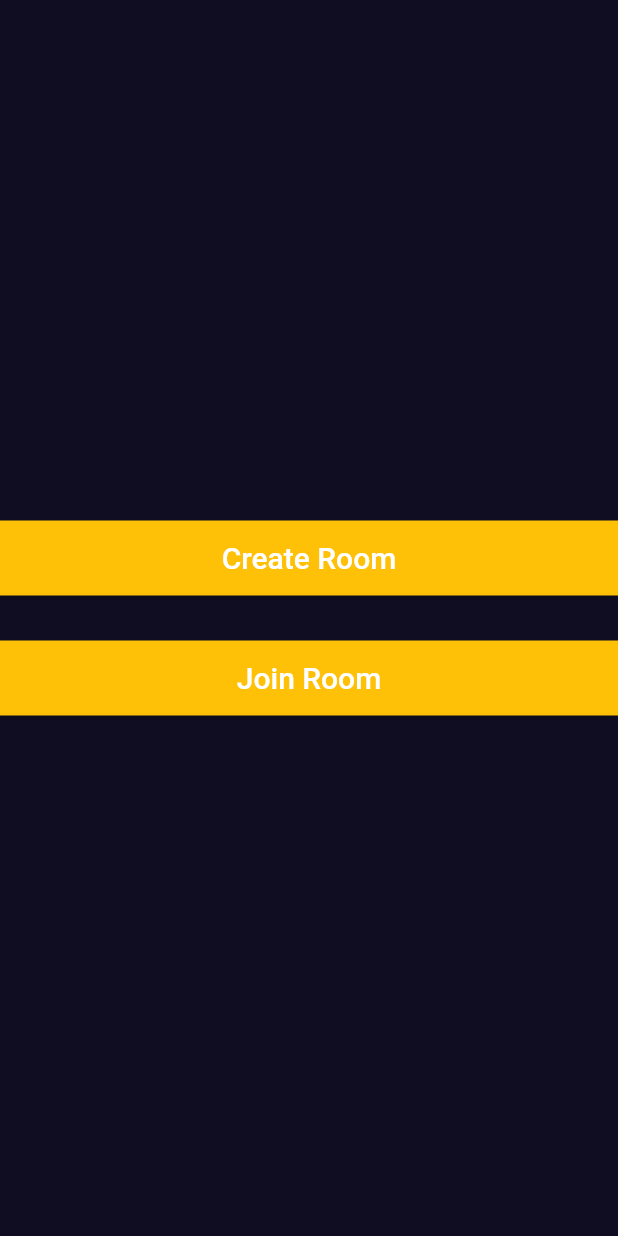
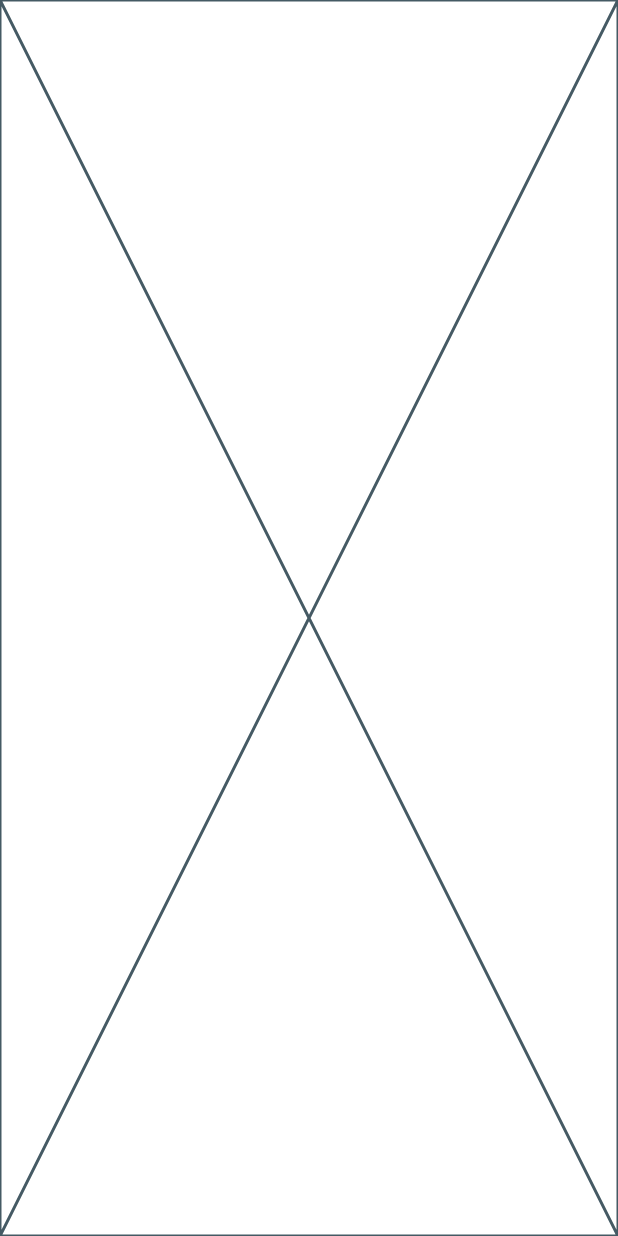
Before and after one commit to Thiruvikraman1998/Multiplayer_tictactoe_game, a Flutter app: the screen it shows after launch, after a tap on "Create Room", on a phone screen of 412 x 824 dp. Run offline on Flutter 3.47's test engine with Material 2 defaults, Android fonts, the phone set to English and light mode, and no system bars.

Commit message:
added named routes to buttons

```diff
--- a/tictactoe_game/lib/main.dart
+++ b/tictactoe_game/lib/main.dart
@@ -1,4 +1,6 @@
 import 'package:flutter/material.dart';
+import 'package:tictactoe_game/screens/create_room_screen.dart';
+import 'package:tictactoe_game/screens/join_room_screen.dart';
 import 'package:tictactoe_game/screens/main_menu_screen.dart';
 import 'package:tictactoe_game/utils/colors.dart';
 
@@ -17,6 +19,11 @@ class TicTacToe extends StatelessWidget {
       theme: ThemeData.dark()
           .copyWith(scaffoldBackgroundColor: bgColor, useMaterial3: true),
       home: const MainMenu(),
+      routes: {
+        MainMenu.routeName: (context) => const MainMenu(),
+        CreateRoom.routeName: (context) => const CreateRoom(),
+        JoinRoom.routeName: (context) => const JoinRoom()
+      },
     );
   }
 }
--- /dev/null
+++ b/tictactoe_game/lib/screens/create_room_screen.dart
@@ -0,0 +1,11 @@
+import 'package:flutter/material.dart';
+
+class CreateRoom extends StatelessWidget {
+  static String routeName = '/create_room';
+  const CreateRoom({super.key});
+
+  @override
+  Widget build(BuildContext context) {
+    return const Placeholder();
+  }
+}
--- a/tictactoe_game/lib/screens/main_menu_screen.dart
+++ b/tictactoe_game/lib/screens/main_menu_screen.dart
@@ -1,8 +1,11 @@
 import 'package:flutter/material.dart';
 import 'package:tictactoe_game/responsive/responsive.dart';
+import 'package:tictactoe_game/screens/create_room_screen.dart';
+import 'package:tictactoe_game/screens/join_room_screen.dart';
 import 'package:tictactoe_game/widgets/buttons/main_menu_buttons.dart';
 
 class MainMenu extends StatelessWidget {
+  static String routeName = "/main_menu";
   const MainMenu({super.key});
 
   @override
@@ -12,9 +15,17 @@ class MainMenu extends StatelessWidget {
         child: Column(
           mainAxisAlignment: MainAxisAlignment.center,
           children: [
-            MainMenuButton(onPressedEvent: () {}, lable: "Create Room"),
+            MainMenuButton(
+                onPressedEvent: () {
+                  Navigator.pushNamed(context, CreateRoom.routeName);
+                },
+                lable: "Create Room"),
             const SizedBox(height: 30),
-            MainMenuButton(onPressedEvent: () {}, lable: "Join Room")
+            MainMenuButton(
+                onPressedEvent: () {
+                  Navigator.pushNamed(context, JoinRoom.routeName);
+                },
+                lable: "Join Room")
           ],
         ),
       ),
```
Also changed, not shown: tictactoe_game/lib/screens/join_room_screen.dart (added, +11 -0 lines).
